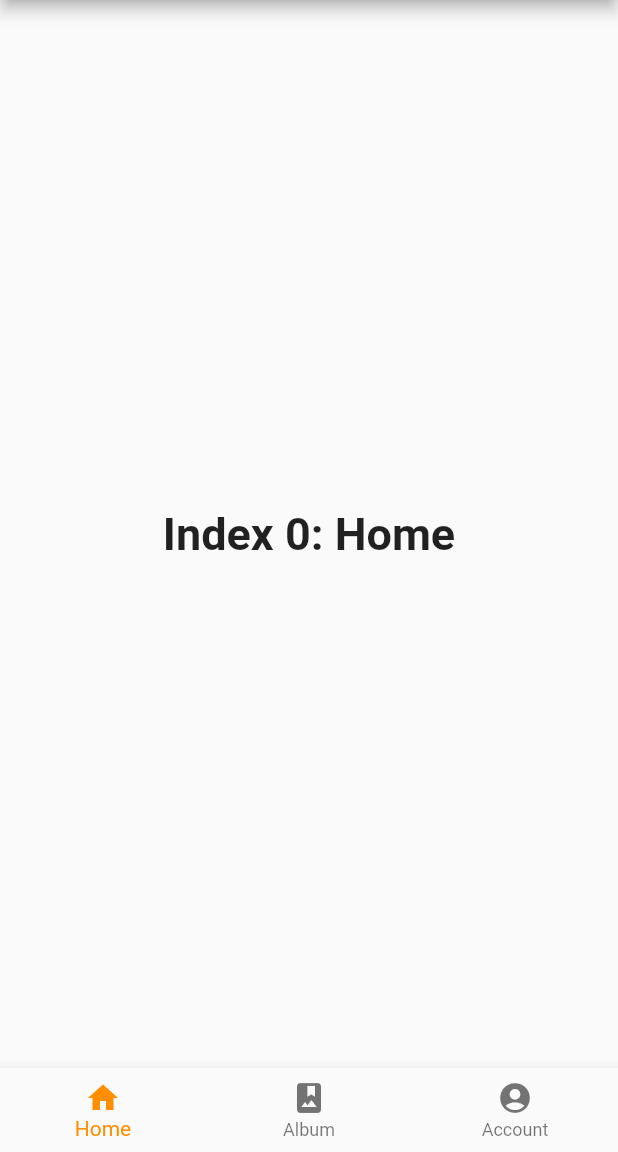
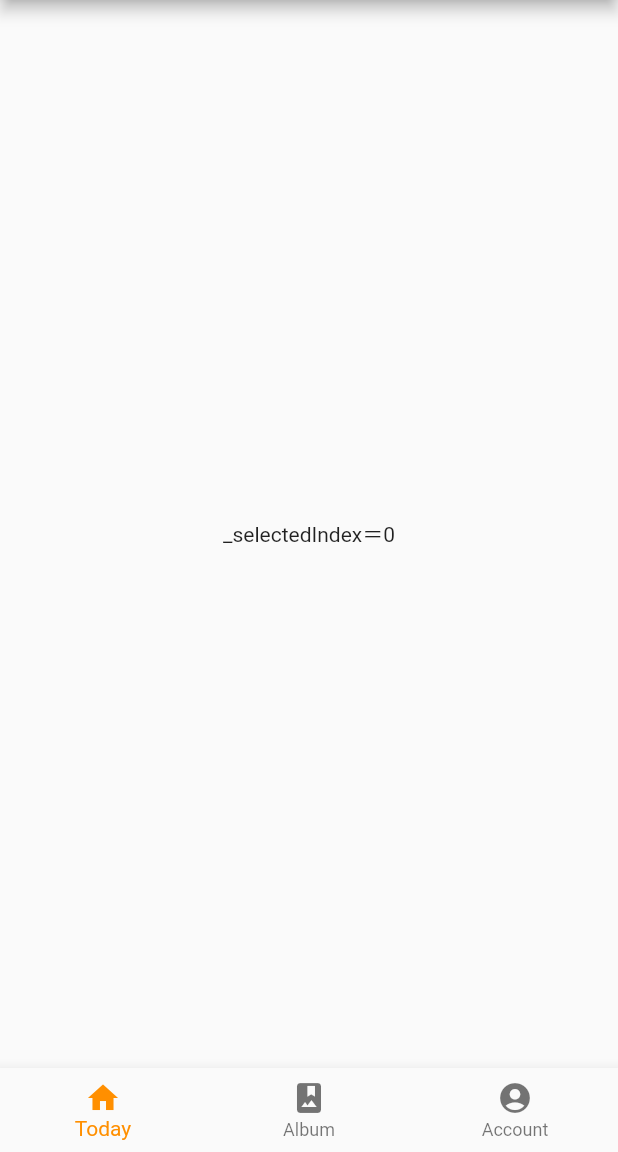
Before and after one commit to haruharu3220/KeepUp, a Flutter app: the screen it shows after launch, on a phone screen of 412 x 824 dp, the part 84-1236 px from its top. Run offline on Flutter 3.47's test engine with Material 2 defaults, Android fonts, the light colour scheme and no system bars.

Commit message:
フッダーによって分岐するWidegetを外出し

```diff
--- /dev/null
+++ b/lib/View/test.dart
@@ -0,0 +1,10 @@
+
+import 'package:flutter/cupertino.dart';
+
+class TestWidget{
+  static Widget createWidget(int a){
+    return Center(
+      child: Text('_selectedIndex＝${a}'),
+    );
+  }
+}
--- a/lib/main.dart
+++ b/lib/main.dart
@@ -1,4 +1,5 @@
 import 'package:flutter/material.dart';
+import 'package:keepup/View/test.dart';
 
 void main() {
   runApp(const MyApp());
@@ -59,13 +60,14 @@ class _MyHomePageState extends State<MyHomePage> {
         title: Text(widget.title),
       ),
       body: Center(
-        child: _widgetOptions.elementAt(_selectedIndex),
+        child: //if文は式ではなく文のためUI分岐には使用不可
+        TestWidget.createWidget(_selectedIndex),
       ),
       bottomNavigationBar: BottomNavigationBar(
         items: const <BottomNavigationBarItem>[
           BottomNavigationBarItem(
               icon: Icon(Icons.home),
-              label: 'Home'),
+              label: 'Today'),
           BottomNavigationBarItem(
               icon: Icon(Icons.photo_album),
               label: 'Album'),
@@ -81,25 +83,3 @@ class _MyHomePageState extends State<MyHomePage> {
     );
   }
 }
-
-class PageWidget extends StatelessWidget {
-  final Color color;
-  final String title;
-
-  PageWidget({required Key key, required this.color, required this.title}) : super(key: key);
-
-  @override
-  Widget build(BuildContext context) {
-    return Container(
-      color: color,
-      child: Center(
-        child: Text(
-          title,
-          style: TextStyle(
-            fontSize: 25,
-          ),
-        ),
-      ),
-    );
-  }
-}
```
